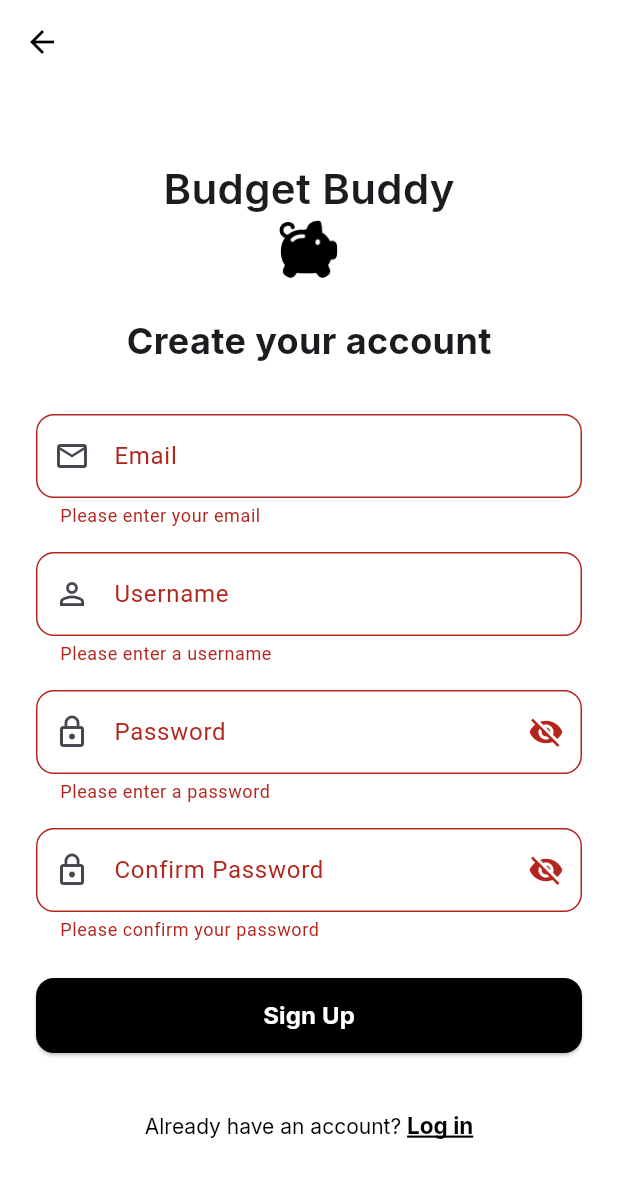
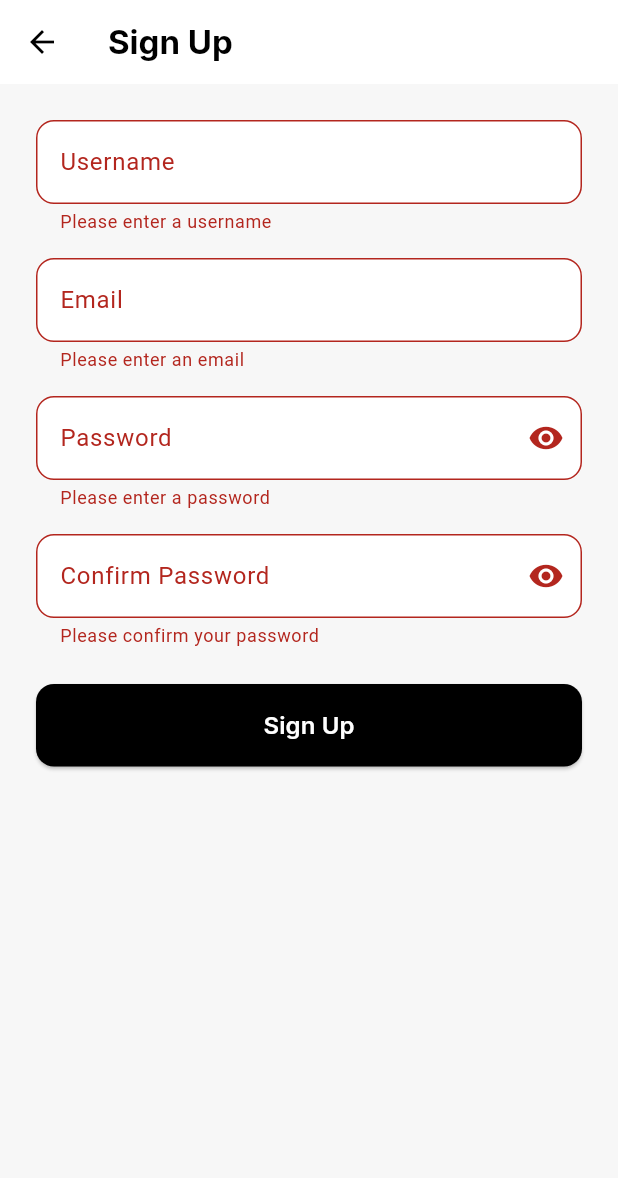
Before and after one commit to pjtoral/Budget-Buddy, a Flutter app: the SignUpScreen screen opened directly, after a tap on "Sign Up", on a phone screen of 412 x 824 dp. Shown: the top 1178 px of the screen. Run offline on Flutter 3.47's test engine with Material 3 defaults, Android fonts, the phone set to English and light mode, and no system bars; our stand-ins replace auto_size_text, cloud_firestore, firebase_auth, firebase_core, fl_chart, flutter_secure_storage and 3 more; accounts and stored records are empty.

Commit message:
trying to make sign up function

```diff
--- a/lib/screens/authorization_pages/signup.dart
+++ b/lib/screens/authorization_pages/signup.dart
@@ -1,8 +1,8 @@
+import 'package:flutter/material.dart';
+import 'package:google_fonts/google_fonts.dart';
 import 'package:budgetbuddy_project/services/firebase_auth_service.dart';
 import 'package:budgetbuddy_project/services/local_storage_service.dart';
 import 'package:budgetbuddy_project/services/service_locator.dart';
-import 'package:flutter/material.dart';
-import 'package:google_fonts/google_fonts.dart';
 
 class SignUpScreen extends StatefulWidget {
   const SignUpScreen({super.key});
@@ -13,67 +13,64 @@ class SignUpScreen extends StatefulWidget {
 
 class _SignUpScreenState extends State<SignUpScreen> {
   final _formKey = GlobalKey<FormState>();
+  final _usernameController = TextEditingController();
   final _emailController = TextEditingController();
-  final _usernameController = TextEditingController();
   final _passwordController = TextEditingController();
   final _confirmPasswordController = TextEditingController();
-  final _authService = FirebaseAuthService();
-  final _localStorageService = locator<LocalStorageService>();
 
-  bool _isPasswordVisible = false;
-  bool _isConfirmPasswordVisible = false;
+  final FirebaseAuthService _authService = FirebaseAuthService();
+  late LocalStorageService _storageService;
+
   bool _isLoading = false;
+  bool _obscurePassword = true;
+  bool _obscureConfirmPassword = true;
 
   @override
-  void dispose() {
-    _emailController.dispose();
-    _usernameController.dispose();
-    _passwordController.dispose();
-    _confirmPasswordController.dispose();
-    super.dispose();
+  void initState() {
+    super.initState();
+    _storageService = locator<LocalStorageService>();
   }
 
   Future<void> _signUp() async {
-    if (_formKey.currentState!.validate()) {
-      setState(() {
-        _isLoading = true;
-      });
+    if (!_formKey.currentState!.validate()) return;
+
+    final username = _usernameController.text.trim();
+    final email = _emailController.text.trim();
+    final password = _passwordController.text;
+
+    setState(() => _isLoading = true);
 
     try {
-        // Create account in Firebase
-        final result = await _authService.signUp(
-          email: _emailController.text.trim(),
-          password: _passwordController.text,
-          username: _usernameController.text.trim(),
+      // Create user account
+      final result = await _authService.signUpWithEmail(
+        email: email,
+        password: password,
+        username: username,
       );
 
-        if (mounted) {
-          setState(() {
-            _isLoading = false;
-          });
+      if (!mounted) return;
 
-          if (result['success']) {
-            // Save credentials to local storage for offline login
-            await _localStorageService.saveUserCredentials(
-              _emailController.text.trim(),
-              _passwordController.text,
-              _usernameController.text.trim(),
-            );
+      // Check if signup was successful
+      if (result['success'] == true) {
+        // Save local credentials
+        await _storageService.saveUserCredentials(email, password, username);
 
-            // Show success dialog
+        setState(() => _isLoading = false);
         _showSuccessDialog();
       } else {
-            // Show error message
-            _showErrorSnackBar(result['message']);
-          }
+        // Signup failed
+        setState(() => _isLoading = false);
+        _showErrorSnackBar(result['message'] ?? 'Failed to create account');
       }
     } catch (e) {
       if (mounted) {
-          setState(() {
-            _isLoading = false;
-          });
-          _showErrorSnackBar('An unexpected error occurred: ${e.toString()}');
+        setState(() => _isLoading = false);
+        // Extract meaningful error message
+        String errorMessage = e.toString();
+        if (errorMessage.startsWith('Exception: ')) {
+          errorMessage = errorMessage.substring('Exception: '.length);
         }
+        _showErrorSnackBar(errorMessage);
       }
     }
   }
@@ -82,58 +79,28 @@ class _SignUpScreenState extends State<SignUpScreen> {
     showDialog(
       context: context,
       barrierDismissible: false,
-      builder: (BuildContext context) {
+      builder: (BuildContext dialogContext) {
         return AlertDialog(
-          shape: RoundedRectangleBorder(
-            borderRadius: BorderRadius.circular(16),
-          ),
-          title: Column(
-            children: [
-              Icon(
-                Icons.check_circle,
-                color: Colors.green,
-                size: 60,
-              ),
-              SizedBox(height: 16),
-              Text(
-                'Account Created!',
-                style: GoogleFonts.inter(
-                  fontWeight: FontWeight.bold,
-                  fontSize: 20,
-                ),
-              ),
-            ],
+          title: Text(
+            'Success!',
+            style: GoogleFonts.inter(fontWeight: FontWeight.bold),
           ),
           content: Text(
-            'Your account has been created successfully.\n\nA verification email has been sent to:\n${_emailController.text}',
-            textAlign: TextAlign.center,
-            style: GoogleFonts.inter(
-              fontSize: 14,
-            ),
+            'Your account has been created successfully',
+            style: GoogleFonts.inter(),
           ),
           actions: [
-            SizedBox(
-              width: double.infinity,
-              child: ElevatedButton(
+            ElevatedButton(
               onPressed: () {
-                  Navigator.of(context).pop(); // Close dialog
-                  Navigator.of(context).pop(); // Go back to login
+                Navigator.of(dialogContext).pop();
+                Navigator.pushReplacementNamed(context, '/home');
               },
               style: ElevatedButton.styleFrom(
                 backgroundColor: Colors.black,
-                  foregroundColor: Colors.white,
-                  padding: EdgeInsets.symmetric(vertical: 12),
-                  shape: RoundedRectangleBorder(
-                    borderRadius: BorderRadius.circular(8),
-                  ),
               ),
               child: Text(
-                  'Go to Login',
-                  style: GoogleFonts.inter(
-                    fontSize: 16,
-                    fontWeight: FontWeight.bold,
-                  ),
-                ),
+                'Continue',
+                style: GoogleFonts.inter(color: Colors.white),
               ),
             ),
           ],
@@ -147,10 +114,7 @@ class _SignUpScreenState extends State<SignUpScreen> {
       SnackBar(
         content: Text(message),
         backgroundColor: Colors.red,
-        behavior: SnackBarBehavior.floating,
-        shape: RoundedRectangleBorder(
-          borderRadius: BorderRadius.circular(8),
-        ),
+        duration: const Duration(seconds: 4),
       ),
     );
   }
@@ -158,71 +122,20 @@ class _SignUpScreenState extends State<SignUpScreen> {
   @override
   Widget build(BuildContext context) {
     return Scaffold(
+      appBar: AppBar(
+        title: Text('Sign Up', style: GoogleFonts.inter(fontWeight: FontWeight.bold)),
         backgroundColor: Colors.white,
-      appBar: AppBar(
-        backgroundColor: Colors.white,
+        foregroundColor: Colors.black,
         elevation: 0,
-        leading: IconButton(
-          icon: Icon(Icons.arrow_back, color: Colors.black),
-          onPressed: () => Navigator.pop(context),
       ),
-      ),
-      body: SafeArea(
-        child: Center(
-          child: SingleChildScrollView(
-            padding: EdgeInsets.all(24.0),
+      backgroundColor: const Color(0xFFF7F7F7),
+      body: SingleChildScrollView(
+        padding: const EdgeInsets.all(24),
         child: Form(
           key: _formKey,
           child: Column(
-                crossAxisAlignment: CrossAxisAlignment.center,
+            crossAxisAlignment: CrossAxisAlignment.start,
             children: [
-                  // Application Name
-                  Text(
-                    'Budget Buddy',
-                    style: GoogleFonts.inter(
-                      fontSize: 28,
-                      fontWeight: FontWeight.w600,
-                    ),
-                  ),
-                  // Logo Image
-                  Image.asset('assets/images/logo.png', height: 40, width: 40),
-                  SizedBox(height: 24),
-                  Text(
-                    'Create your account',
-                    style: GoogleFonts.inter(
-                      fontSize: 24,
-                      fontWeight: FontWeight.bold,
-                    ),
-                  ),
-                  SizedBox(height: 32),
-
-                  // Email Field
-                  TextFormField(
-                    controller: _emailController,
-                    keyboardType: TextInputType.emailAddress,
-                    decoration: InputDecoration(
-                      labelText: 'Email',
-                      border: OutlineInputBorder(
-                        borderRadius: BorderRadius.circular(12),
-                      ),
-                      prefixIcon: Icon(Icons.email_outlined),
-                      filled: true,
-                      fillColor: Colors.white,
-                    ),
-                    validator: (value) {
-                      if (value == null || value.isEmpty) {
-                        return 'Please enter your email';
-                      }
-                      if (!RegExp(r'^[\w-\.]+@([\w-]+\.)+[\w-]{2,4}$')
-                          .hasMatch(value)) {
-                        return 'Please enter a valid email';
-                      }
-                      return null;
-                    },
-                  ),
-                  SizedBox(height: 16),
-
-                  // Username Field
               TextFormField(
                 controller: _usernameController,
                 decoration: InputDecoration(
@@ -230,7 +143,6 @@ class _SignUpScreenState extends State<SignUpScreen> {
                   border: OutlineInputBorder(
                     borderRadius: BorderRadius.circular(12),
                   ),
-                      prefixIcon: Icon(Icons.person_outline),
                   filled: true,
                   fillColor: Colors.white,
                 ),
@@ -241,82 +153,80 @@ class _SignUpScreenState extends State<SignUpScreen> {
                   if (value.length < 3) {
                     return 'Username must be at least 3 characters';
                   }
-                      if (!RegExp(r'^[a-zA-Z0-9_]+$').hasMatch(value)) {
-                        return 'Username can only contain letters, numbers, and underscores';
-                      }
                   return null;
                 },
               ),
-                  SizedBox(height: 16),
-
-                  // Password Field
+              const SizedBox(height: 16),
               TextFormField(
-                    controller: _passwordController,
-                    obscureText: !_isPasswordVisible,
+                controller: _emailController,
+                keyboardType: TextInputType.emailAddress,
                 decoration: InputDecoration(
-                      labelText: 'Password',
+                  labelText: 'Email',
                   border: OutlineInputBorder(
                     borderRadius: BorderRadius.circular(12),
-                      ),
-                      prefixIcon: Icon(Icons.lock_outline),
-                      suffixIcon: IconButton(
-                        icon: Icon(
-                          _isPasswordVisible
-                              ? Icons.visibility
-                              : Icons.visibility_off,
-                        ),
-                        onPressed: () {
-                          setState(() {
-                            _isPasswordVisible = !_isPasswordVisible;
-                          });
-                        },
                   ),
                   filled: true,
                   fillColor: Colors.white,
                 ),
                 validator: (value) {
                   if (value == null || value.isEmpty) {
-                        return 'Please enter a password';
+                    return 'Please enter an email';
                   }
-                      if (value.length < 8) {
-                        return 'Password must be at least 8 characters';
-                      }
-                      if (!RegExp(r'(?=.*[A-Z])').hasMatch(value)) {
-                        return 'Must contain at least one uppercase letter';
-                      }
-                      if (!RegExp(r'(?=.*[0-9])').hasMatch(value)) {
-                        return 'Must contain at least one number';
+                  if (!value.contains('@') || !value.contains('.')) {
+                    return 'Please enter a valid email';
                   }
                   return null;
                 },
               ),
-                  SizedBox(height: 16),
-
-                  // Confirm Password Field
+              const SizedBox(height: 16),
+              TextFormField(
+                controller: _passwordController,
+                obscureText: _obscurePassword,
+                decoration: InputDecoration(
+                  labelText: 'Password',
+                  border: OutlineInputBorder(
+                    borderRadius: BorderRadius.circular(12),
+                  ),
+                  filled: true,
+                  fillColor: Colors.white,
+                  suffixIcon: IconButton(
+                    icon: Icon(
+                      _obscurePassword ? Icons.visibility : Icons.visibility_off,
+                    ),
+                    onPressed: () {
+                      setState(() => _obscurePassword = !_obscurePassword);
+                    },
+                  ),
+                ),
+                validator: (value) {
+                  if (value == null || value.isEmpty) {
+                    return 'Please enter a password';
+                  }
+                  if (value.length < 6) {
+                    return 'Password must be at least 6 characters';
+                  }
+                  return null;
+                },
+              ),
+              const SizedBox(height: 16),
               TextFormField(
                 controller: _confirmPasswordController,
-                    obscureText: !_isConfirmPasswordVisible,
+                obscureText: _obscureConfirmPassword,
                 decoration: InputDecoration(
                   labelText: 'Confirm Password',
                   border: OutlineInputBorder(
                     borderRadius: BorderRadius.circular(12),
                   ),
-                      prefixIcon: Icon(Icons.lock_outline),
+                  filled: true,
+                  fillColor: Colors.white,
                   suffixIcon: IconButton(
                     icon: Icon(
-                          _isConfirmPasswordVisible
-                              ? Icons.visibility
-                              : Icons.visibility_off,
+                      _obscureConfirmPassword ? Icons.visibility : Icons.visibility_off,
                     ),
                     onPressed: () {
-                          setState(() {
-                            _isConfirmPasswordVisible =
-                                !_isConfirmPasswordVisible;
-                          });
+                      setState(() => _obscureConfirmPassword = !_obscureConfirmPassword);
                     },
                   ),
-                      filled: true,
-                      fillColor: Colors.white,
                 ),
                 validator: (value) {
                   if (value == null || value.isEmpty) {
@@ -328,27 +238,25 @@ class _SignUpScreenState extends State<SignUpScreen> {
                   return null;
                 },
               ),
-                  SizedBox(height: 24),
-
-                  // Sign Up Button
+              const SizedBox(height: 24),
               SizedBox(
                 width: double.infinity,
-                    height: 50,
                 child: ElevatedButton(
                   onPressed: _isLoading ? null : _signUp,
                   style: ElevatedButton.styleFrom(
                     backgroundColor: Colors.black,
-                        foregroundColor: Colors.white,
+                    padding: const EdgeInsets.symmetric(vertical: 16),
+                    disabledBackgroundColor: Colors.grey,
                     shape: RoundedRectangleBorder(
                       borderRadius: BorderRadius.circular(12),
                     ),
                   ),
                   child: _isLoading
-                          ? SizedBox(
-                              width: 24,
-                              height: 24,
+                      ? const SizedBox(
+                          height: 20,
+                          width: 20,
                           child: CircularProgressIndicator(
-                                color: Colors.white,
+                            valueColor: AlwaysStoppedAnimation<Color>(Colors.white),
                             strokeWidth: 2,
                           ),
                         )
@@ -356,33 +264,9 @@ class _SignUpScreenState extends State<SignUpScreen> {
                           'Sign Up',
                           style: GoogleFonts.inter(
                             fontSize: 16,
-                                fontWeight: FontWeight.bold,
+                            fontWeight: FontWeight.w600,
+                            color: Colors.white,
                           ),
-                            ),
-                    ),
-                  ),
-                  SizedBox(height: 24),
-
-                  // Already have an account? Log in
-                  TextButton(
-                    onPressed: () {
-                      Navigator.pop(context); // Go back to login page
-                    },
-                    child: RichText(
-                      text: TextSpan(
-                        text: 'Already have an account? ',
-                        style: GoogleFonts.inter(color: Colors.black),
-                        children: [
-                          TextSpan(
-                            text: 'Log in',
-                            style: GoogleFonts.inter(
-                              color: Colors.black,
-                              decoration: TextDecoration.underline,
-                              fontWeight: FontWeight.bold,
-                              fontSize: 15,
-                            ),
-                          ),
-                        ],
                         ),
                 ),
               ),
@@ -390,8 +274,15 @@ class _SignUpScreenState extends State<SignUpScreen> {
           ),
         ),
       ),
-        ),
-      ),
     );
   }
+
+  @override
+  void dispose() {
+    _usernameController.dispose();
+    _emailController.dispose();
+    _passwordController.dispose();
+    _confirmPasswordController.dispose();
+    super.dispose();
   }
+}
--- a/lib/screens/home_page/home_page.dart
+++ b/lib/screens/home_page/home_page.dart
@@ -7,7 +7,6 @@ import 'package:budgetbuddy_project/models/transaction_model.dart';
 import 'package:budgetbuddy_project/widgets/profile_card.dart';
 import 'package:budgetbuddy_project/widgets/transactions_summary_card.dart';
 import 'package:flutter/material.dart';
-import 'package:google_fonts/google_fonts.dart';
 import 'package:budgetbuddy_project/widgets/balance_card.dart';
 import 'package:budgetbuddy_project/widgets/graph_report_card.dart';
 
--- a/lib/screens/profile_page/profile_page.dart
+++ b/lib/screens/profile_page/profile_page.dart
@@ -7,7 +7,6 @@ import 'package:budgetbuddy_project/services/local_storage_service.dart';
 import 'package:budgetbuddy_project/services/service_locator.dart';
 import 'package:flutter/material.dart';
 import 'package:google_fonts/google_fonts.dart';
-import 'package:budgetbuddy_project/screens/authorization_pages/login.dart';
 
 class ProfilePage extends StatelessWidget {
   const ProfilePage({super.key});
```
Also changed, not shown: lib/main.dart (+33 -9 lines), lib/services/firebase_auth_service.dart (+23 -200 lines), lib/screens/authorization_pages/verify_page.dart (added), 1 other file. Lines whose indentation alone changed are shown as unchanged.
